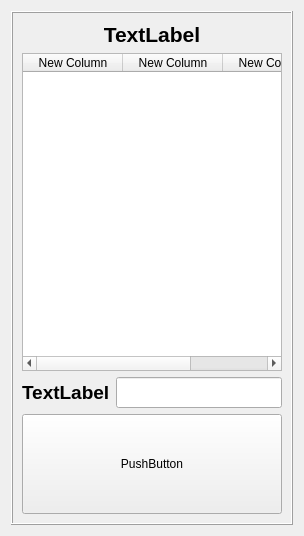
The window that src/ordine.ui (mtonin/gestcassa) describes before a commit, drawn with Qt 5.
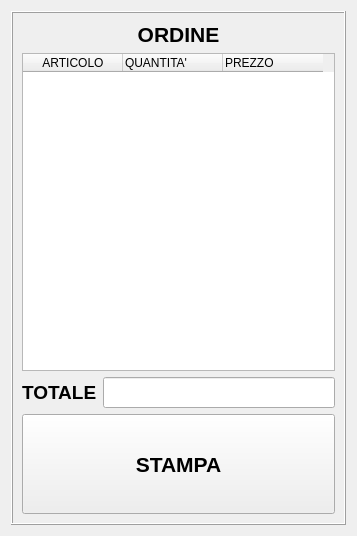
The same window after the commit.

Commit message: - usa QPictureButton

What changed in the file:
```diff
--- a/src/ordine.ui
+++ b/src/ordine.ui
@@ -6,7 +6,7 @@
    <rect>
     <x>0</x>
     <y>0</y>
-    <width>304</width>
+    <width>357</width>
     <height>536</height>
    </rect>
   </property>
@@ -41,25 +41,37 @@
          </sizepolicy>
         </property>
         <property name="text">
-         <string>&lt;html&gt;&lt;head/&gt;&lt;body&gt;&lt;p align=&quot;center&quot;&gt;&lt;span style=&quot; font-size:16pt; font-weight:600;&quot;&gt;TextLabel&lt;/span&gt;&lt;/p&gt;&lt;/body&gt;&lt;/html&gt;</string>
+         <string>&lt;html&gt;&lt;head/&gt;&lt;body&gt;&lt;p align=&quot;center&quot;&gt;&lt;span style=&quot; font-size:16pt; font-weight:600;&quot;&gt;ORDINE&lt;/span&gt;&lt;/p&gt;&lt;/body&gt;&lt;/html&gt;</string>
         </property>
        </widget>
       </item>
       <item>
        <widget class="QTableWidget" name="tableWidget">
+        <property name="horizontalScrollBarPolicy">
+         <enum>Qt::ScrollBarAlwaysOff</enum>
+        </property>
+        <property name="alternatingRowColors">
+         <bool>true</bool>
+        </property>
         <column>
          <property name="text">
-          <string>New Column</string>
+          <string>ARTICOLO</string>
          </property>
         </column>
         <column>
          <property name="text">
-          <string>New Column</string>
+          <string>QUANTITA'</string>
          </property>
+         <property name="textAlignment">
+          <set>AlignLeft|AlignVCenter</set>
+         </property>
         </column>
         <column>
          <property name="text">
-          <string>New Column</string>
+          <string>PREZZO</string>
+         </property>
+         <property name="textAlignment">
+          <set>AlignLeft|AlignVCenter</set>
          </property>
         </column>
        </widget>
@@ -69,7 +81,7 @@
         <item>
          <widget class="QLabel" name="label_2">
           <property name="text">
-           <string>&lt;html&gt;&lt;head/&gt;&lt;body&gt;&lt;p&gt;&lt;span style=&quot; font-size:14pt; font-weight:600;&quot;&gt;TextLabel&lt;/span&gt;&lt;/p&gt;&lt;/body&gt;&lt;/html&gt;</string>
+           <string>&lt;html&gt;&lt;head/&gt;&lt;body&gt;&lt;p&gt;&lt;span style=&quot; font-size:14pt; font-weight:600;&quot;&gt;TOTALE&lt;/span&gt;&lt;/p&gt;&lt;/body&gt;&lt;/html&gt;</string>
           </property>
          </widget>
         </item>
@@ -100,8 +112,15 @@
           <height>100</height>
          </size>
         </property>
+        <property name="font">
+         <font>
+          <pointsize>16</pointsize>
+          <weight>75</weight>
+          <bold>true</bold>
+         </font>
+        </property>
         <property name="text">
-         <string>PushButton</string>
+         <string>STAMPA</string>
         </property>
        </widget>
       </item>
```
The commit also changes 8 other files.
